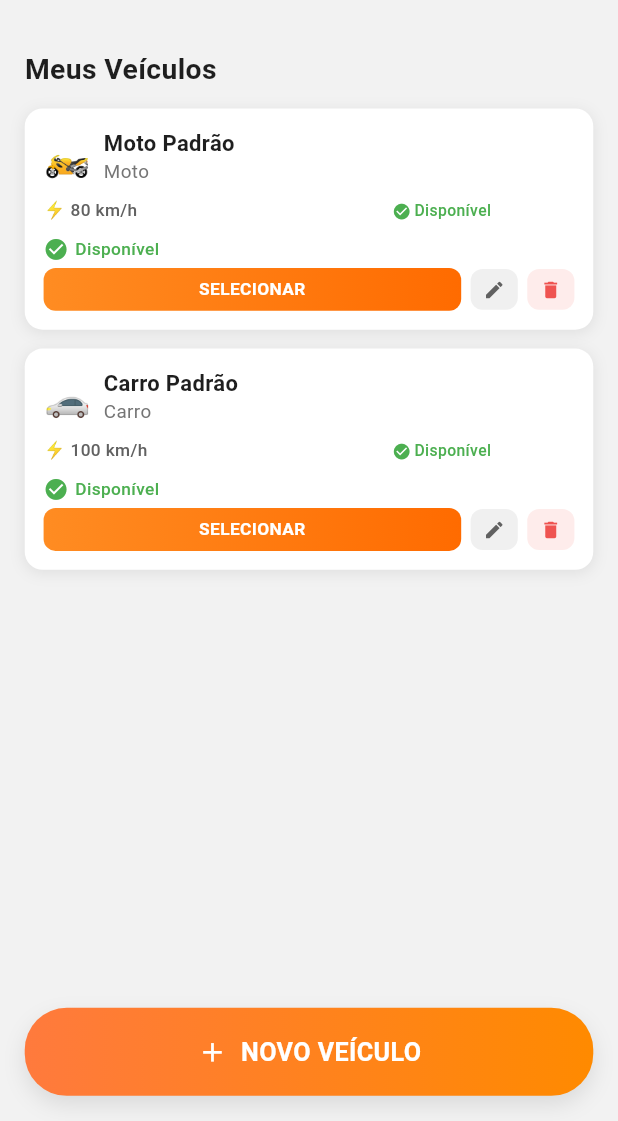
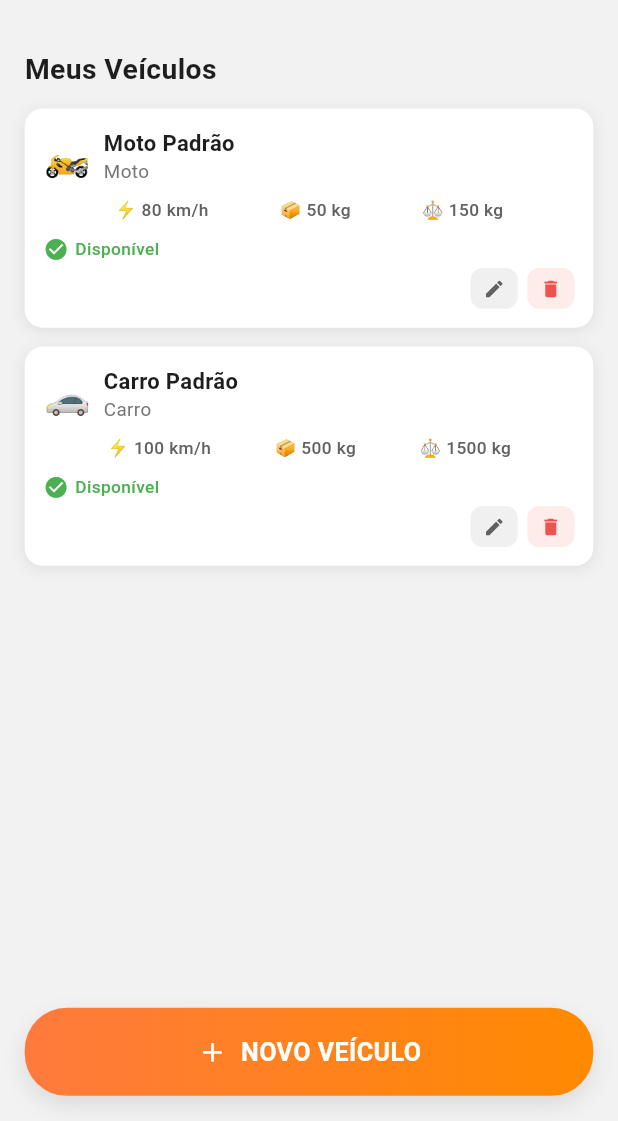
Before and after one commit to Ryyann23/fastlap, a Flutter app: the VehiclesPage screen opened directly, on a phone screen of 412 x 824 dp, the part 115-1236 px from its top. Run offline on Flutter 3.47's test engine with Material 3 defaults, Android fonts, the phone set to English and light mode, and no system bars; our stand-ins replace file_picker, flutter_map, font_awesome_flutter, latlong2, shared_preferences; accounts and stored records are empty.

Commit message:
refactor: remove vehicle selection functionality from VehicleCard

```diff
--- a/lib/features/vehicles/presentation/pages/vehicles_page.dart
+++ b/lib/features/vehicles/presentation/pages/vehicles_page.dart
@@ -234,7 +234,6 @@ class _VehiclesPageState extends State<VehiclesPage> {
                               child: VehicleCard(
                                 vehicle: vehicle,
                                 scale: scale,
-                                onSelect: () => _vehicleService.selectVehicle(vehicle),
                                 onEdit: () => _showVehicleForm(vehicle: vehicle),
                                 onDelete: () => _deleteVehicle(vehicle),
                               ),
--- a/lib/features/vehicles/presentation/widgets/vehicle_card.dart
+++ b/lib/features/vehicles/presentation/widgets/vehicle_card.dart
@@ -10,14 +10,12 @@ class VehicleCard extends StatelessWidget {
     required this.scale,
     this.onEdit,
     this.onDelete,
-    this.onSelect,
   });
 
   final Vehicle vehicle;
   final double scale;
   final VoidCallback? onEdit;
   final VoidCallback? onDelete;
-  final VoidCallback? onSelect;
 
   String _getVehicleIcon() {
     return switch (vehicle.type) {
@@ -36,12 +34,6 @@ class VehicleCard extends StatelessWidget {
       decoration: BoxDecoration(
         color: isDark ? const Color(0xFF07090E) : Colors.white,
         borderRadius: BorderRadius.circular(12),
-        border: vehicle.isSelected
-            ? Border.all(
-                color: isDark ? const Color(0xFF8B4DDE) : const Color(0xFFFF8A00),
-                width: 2,
-              )
-            : null,
         boxShadow: [
           BoxShadow(
             color: Colors.black.withValues(alpha: 0.08),
@@ -83,30 +75,14 @@ class VehicleCard extends StatelessWidget {
                   ],
                 ),
               ),
-              if (vehicle.isSelected)
-                Container(
-                  width: 24 * scale,
-                  height: 24 * scale,
-                  decoration: BoxDecoration(
-                    shape: BoxShape.circle,
-                    gradient: LinearGradient(
-                      colors: isDark
-                          ? const [Color(0xFF8B4DDE), Color(0xFFB06CFF)]
-                          : const [Color(0xFFFF8C22), Color(0xFFFF6B00)],
-                      begin: Alignment.topLeft,
-                      end: Alignment.bottomRight,
-                    ),
-                  ),
-                  child: Icon(Icons.check, color: Colors.white, size: 14 * scale),
-                )
+
             ],
           ),
           SizedBox(height: 8 * scale),
           Row(
             mainAxisAlignment: MainAxisAlignment.spaceEvenly,
             children: [
-              Expanded(
-                child: Text(
+              Text(
                 '⚡ ${vehicle.speedPerKm.toStringAsFixed(0)} km/h',
                 style: TextStyle(
                   fontSize: 11 * scale,
@@ -114,26 +90,20 @@ class VehicleCard extends StatelessWidget {
                   color: isDark ? Colors.grey[300] : Colors.grey[700],
                 ),
               ),
-              ),
-              Expanded(
-                child: Row(
-                  mainAxisAlignment: MainAxisAlignment.center,
-                  children: [
-                    Icon(
-                      vehicle.isAvailable ? Icons.check_circle : Icons.cancel,
-                      size: 12 * scale,
-                      color: vehicle.isAvailable ? Colors.green : Colors.red,
-                    ),
-                    SizedBox(width: 2 * scale),
               Text(
-                      vehicle.isAvailable ? 'Disponível' : 'Indisponível',
+                '📦 ${vehicle.carryCapacity.toStringAsFixed(0)} kg',
                 style: TextStyle(
-                        fontSize: 10 * scale,
+                  fontSize: 11 * scale,
                   fontWeight: FontWeight.w500,
-                        color: vehicle.isAvailable ? Colors.green : Colors.red,
+                  color: isDark ? Colors.grey[300] : Colors.grey[700],
                 ),
               ),
-                  ],
+              Text(
+                '⚖️ ${vehicle.weight.toStringAsFixed(0)} kg',
+                style: TextStyle(
+                  fontSize: 11 * scale,
+                  fontWeight: FontWeight.w500,
+                  color: isDark ? Colors.grey[300] : Colors.grey[700],
                 ),
               ),
             ],
@@ -162,55 +132,25 @@ class VehicleCard extends StatelessWidget {
 
           Row(
             children: [
-              Expanded(
-                child: Material(
-                  color: Colors.transparent,
-                  child: InkWell(
-                    onTap: vehicle.isAvailable ? onSelect : null,
-                    borderRadius: BorderRadius.circular(8),
-                    child: Container(
-                      padding: EdgeInsets.symmetric(vertical: 6 * scale),
-                      decoration: BoxDecoration(
-                        borderRadius: BorderRadius.circular(8),
-                        gradient: vehicle.isAvailable
-                          ? LinearGradient(
-                              colors: isDark
-                                  ? const [Color(0xFF8B4DDE), Color(0xFFB06CFF)]
-                                  : const [Color(0xFFFF8C22), Color(0xFFFF6B00)],
-                              begin: Alignment.centerLeft,
-                              end: Alignment.centerRight,
-                            )
-                          : null,
-                        color: vehicle.isAvailable ? null : Colors.grey.withOpacity(0.3),
-                      ),
-                      child: Text(
-                        vehicle.isSelected ? 'SELECIONADO' : 'SELECIONAR',
-                        textAlign: TextAlign.center,
-                        style: TextStyle(
-                          fontSize: 11 * scale,
-                          fontWeight: FontWeight.w600,
-                          color: vehicle.isAvailable ? Colors.white : Colors.grey,
-                        ),
-                      ),
-                    ),
-                  ),
-                ),
-              ),
-              SizedBox(width: 6 * scale),
+              const Spacer(),
+              Row(
+                children: [
                   Material(
                     color: Colors.transparent,
                     child: InkWell(
-                  onTap: vehicle.isAvailable ? onEdit : null,
+                      onTap: onEdit,
                       borderRadius: BorderRadius.circular(8),
                       child: Container(
                         padding: EdgeInsets.symmetric(horizontal: 8 * scale, vertical: 6 * scale),
                         decoration: BoxDecoration(
                           borderRadius: BorderRadius.circular(8),
-                      color: vehicle.isAvailable ? (isDark ? const Color(0xFF1A1D24) : const Color(0xFFF0F0F0)) : Colors.grey.withOpacity(0.3),
+                          color: isDark ? const Color(0xFF1A1D24) : const Color(0xFFF0F0F0),
                         ),
-                    child: Icon(Icons.edit, size: 14 * scale, color: vehicle.isAvailable ? (isDark ? Colors.grey[300] : Colors.grey[700]) : Colors.grey),
+                        child: Icon(Icons.edit, size: 14 * scale, color: isDark ? Colors.grey[300] : Colors.grey[700]),
                       ),
                     ),
+                  ),
+                ]
               ),
               SizedBox(width: 6 * scale),
               Material(
```
Also changed, not shown: 1 other file. Lines whose indentation alone changed are shown as unchanged.
